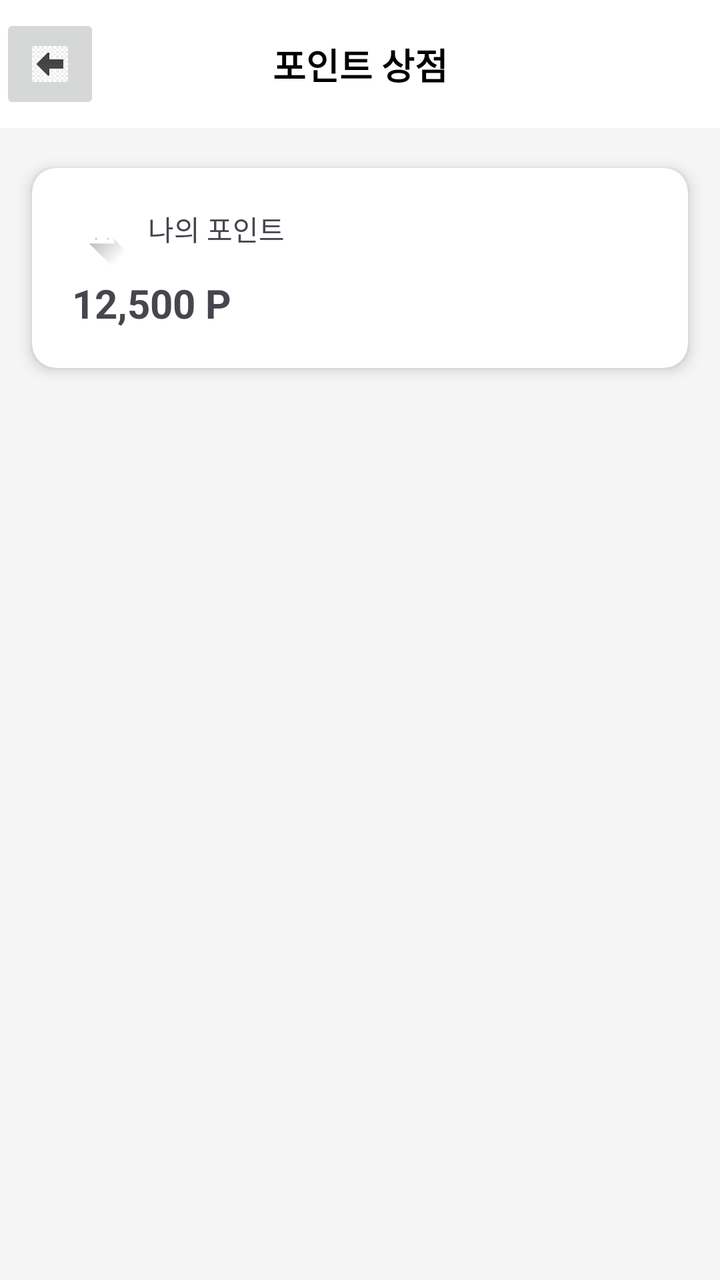
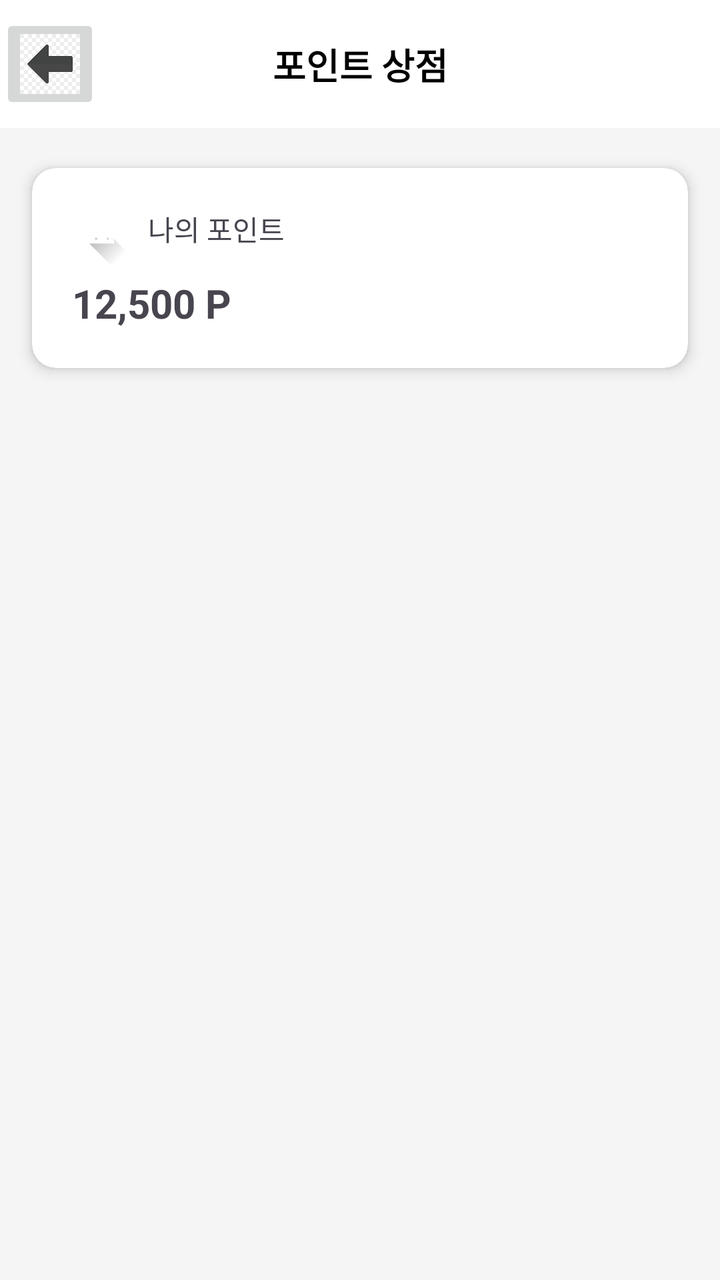

The first picture is an Android layout as it rendered before a commit; the second is the same layout after the commit. The layout source and the unified diff follow.
<!-- AndroidManifest.xml: application theme Theme.Lostfind -->
<!-- res/layout/pointshop.xml -->
<?xml version="1.0" encoding="utf-8"?>
<androidx.constraintlayout.widget.ConstraintLayout
    xmlns:android="http://schemas.android.com/apk/res/android"
    xmlns:app="http://schemas.android.com/apk/res-auto"
    xmlns:tools="http://schemas.android.com/tools"
    android:layout_width="match_parent"
    android:layout_height="match_parent"
    android:background="#F5F5F5">
    <androidx.constraintlayout.widget.ConstraintLayout
    android:id="@+id/toolbar"
    android:layout_width="0dp"
    android:layout_height="?attr/actionBarSize"
    android:background="@android:color/white"
    app:layout_constraintTop_toTopOf="parent"
    app:layout_constraintStart_toStartOf="parent"
    app:layout_constraintEnd_toEndOf="parent">

    <ImageButton
        android:id="@+id/btn_back"
        android:layout_width="50dp"
        android:layout_height="50dp"
        android:padding="16dp"
        android:scaleType="centerCrop"
        android:src="@drawable/left_arrow"
        android:contentDescription="뒤로 가기"
        app:layout_constraintStart_toStartOf="parent"
        app:layout_constraintTop_toTopOf="parent"
        app:layout_constraintBottom_toBottomOf="parent"/>

    <TextView
        android:id="@+id/tv_title"
        android:layout_width="wrap_content"
        android:layout_height="wrap_content"
        android:text="포인트 상점"
        android:textSize="18sp"
        android:textStyle="bold"
        android:textColor="@android:color/black"
        app:layout_constraintStart_toStartOf="parent"
        app:layout_constraintEnd_toEndOf="parent"
        app:layout_constraintTop_toTopOf="parent"
        app:layout_constraintBottom_toBottomOf="parent"/>

</androidx.constraintlayout.widget.ConstraintLayout>

    <androidx.cardview.widget.CardView
        android:id="@+id/point_card"
        android:layout_width="0dp"
        android:layout_height="wrap_content"
        android:layout_marginStart="16dp"
        android:layout_marginEnd="16dp"
        android:layout_marginTop="20dp"
        app:cardCornerRadius="12dp"
        app:cardElevation="4dp"
        app:layout_constraintTop_toBottomOf="@id/toolbar"
        app:layout_constraintStart_toStartOf="parent"
        app:layout_constraintEnd_toEndOf="parent">

        <androidx.constraintlayout.widget.ConstraintLayout
            android:layout_width="match_parent"
            android:layout_height="100dp"
            android:padding="20dp">

            <ImageView
            android:id="@+id/icon_point"
            android:layout_width="30dp"
            android:layout_height="30dp"
            android:src="@drawable/ic_launcher_foreground"
            app:layout_constraintStart_toStartOf="parent"
            app:layout_constraintTop_toTopOf="parent"/>

            <TextView
                android:id="@+id/tv_my_point_label"
                android:layout_width="wrap_content"
                android:layout_height="wrap_content"
                android:text="나의 포인트"
                android:textSize="14sp"
                android:layout_marginStart="8dp"
                app:layout_constraintStart_toEndOf="@id/icon_point"
                app:layout_constraintTop_toTopOf="@id/icon_point"/>

            <TextView
                android:id="@+id/tv_current_point"
                android:layout_width="wrap_content"
                android:layout_height="wrap_content"
                android:text="12,500 P"
                android:textSize="20sp"
                android:textStyle="bold"
                android:layout_marginTop="4dp"
                app:layout_constraintStart_toStartOf="parent"
                app:layout_constraintTop_toBottomOf="@id/icon_point"/>

        </androidx.constraintlayout.widget.ConstraintLayout>
    </androidx.cardview.widget.CardView>


    <androidx.recyclerview.widget.RecyclerView
        android:id="@+id/products_recycler_view"
        android:layout_width="0dp"
        android:layout_height="0dp"
        android:layout_marginTop="16dp"
        android:clipToPadding="false"
        android:paddingTop="4dp"
        android:paddingBottom="16dp"
        app:layoutManager="androidx.recyclerview.widget.LinearLayoutManager"
        app:layout_constraintBottom_toBottomOf="parent"
        app:layout_constraintEnd_toEndOf="parent"
        app:layout_constraintHorizontal_bias="1.0"
        app:layout_constraintStart_toStartOf="parent"
        app:layout_constraintTop_toBottomOf="@id/point_card"
        app:layout_constraintVertical_bias="1.0" />

</androidx.constraintlayout.widget.ConstraintLayout>
<!-- resources referenced by this layout -->
<resources>
  <!-- drawable ic_launcher_foreground (drawable) -->
  <vector xmlns:android="http://schemas.android.com/apk/res/android"
      xmlns:aapt="http://schemas.android.com/aapt"
      android:width="108dp"
      android:height="108dp"
      android:viewportWidth="108"
      android:viewportHeight="108">
      <path android:pathData="M31,63.928c0,0 6.4,-11 12.1,-13.1c7.2,-2.6 26,-1.4 26,-1.4l38.1,38.1L107,108.928l-32,-1L31,63.928z">
          <aapt:attr name="android:fillColor">
              <gradient
                  android:endX="85.84757"
                  android:endY="92.4963"
                  android:startX="42.9492"
                  android:startY="49.59793"
                  android:type="linear">
                  <item
                      android:color="#44000000"
                      android:offset="0.0" />
                  <item
                      android:color="#00000000"
                      android:offset="1.0" />
              </gradient>
          </aapt:attr>
      </path>
      <path
          android:fillColor="#FFFFFF"
          android:fillType="nonZero"
          android:pathData="M65.3,45.828l3.8,-6.6c0.2,-0.4 0.1,-0.9 -0.3,-1.1c-0.4,-0.2 -0.9,-0.1 -1.1,0.3l-3.9,6.7c-6.3,-2.8 -13.4,-2.8 -19.7,0l-3.9,-6.7c-0.2,-0.4 -0.7,-0.5 -1.1,-0.3C38.8,38.328 38.7,38.828 38.9,39.228l3.8,6.6C36.2,49.428 31.7,56.028 31,63.928h46C76.3,56.028 71.8,49.428 65.3,45.828zM43.4,57.328c-0.8,0 -1.5,-0.5 -1.8,-1.2c-0.3,-0.7 -0.1,-1.5 0.4,-2.1c0.5,-0.5 1.4,-0.7 2.1,-0.4c0.7,0.3 1.2,1 1.2,1.8C45.3,56.528 44.5,57.328 43.4,57.328L43.4,57.328zM64.6,57.328c-0.8,0 -1.5,-0.5 -1.8,-1.2s-0.1,-1.5 0.4,-2.1c0.5,-0.5 1.4,-0.7 2.1,-0.4c0.7,0.3 1.2,1 1.2,1.8C66.5,56.528 65.6,57.328 64.6,57.328L64.6,57.328z"
          android:strokeWidth="1"
          android:strokeColor="#00000000" />
  </vector>
  <!-- drawable left_arrow: jpg bitmap (drawable, 5456 bytes) -->
  <style name="Theme.Lostfind" parent="Base.Theme.Lostfind" />
  <style name="Base.Theme.Lostfind" parent="Theme.Material3.DayNight.NoActionBar">
          
          
      </style>
</resources>

<!-- the commit's change to res/layout/pointshop.xml (unified diff, before → after) -->
@@ -5,7 +5,9 @@
     xmlns:tools="http://schemas.android.com/tools"
     android:layout_width="match_parent"
     android:layout_height="match_parent"
-    android:background="#F5F5F5">
+    android:background="#F5F5F5"
+    android:id="@+id/main">
+
     <androidx.constraintlayout.widget.ConstraintLayout
     android:id="@+id/toolbar"
     android:layout_width="0dp"
@@ -19,7 +21,6 @@
         android:id="@+id/btn_back"
         android:layout_width="50dp"
         android:layout_height="50dp"
-        android:padding="16dp"
         android:scaleType="centerCrop"
         android:src="@drawable/left_arrow"
         android:contentDescription="뒤로 가기"
